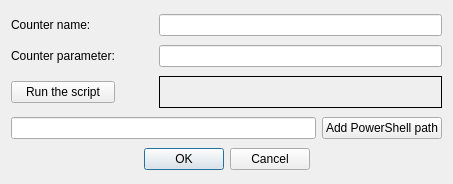
This is dialogs/hdd_settings.ui in RaphCucul/Image-registration-GUI as Qt 5 draws it before an edit. The edited form follows.
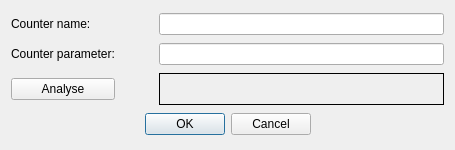
This is the edited form. Icons and pictures are not drawn.

Commit message:
New HDD parameters extraction
No more Powershell for Windows Registry processing. Plain C++.

Diff of the .ui file:
```diff
--- a/dialogs/hdd_settings.ui
+++ b/dialogs/hdd_settings.ui
@@ -6,10 +6,22 @@
    <rect>
     <x>0</x>
     <y>0</y>
-    <width>453</width>
-    <height>184</height>
+    <width>455</width>
+    <height>150</height>
    </rect>
   </property>
+  <property name="minimumSize">
+   <size>
+    <width>455</width>
+    <height>150</height>
+   </size>
+  </property>
+  <property name="maximumSize">
+   <size>
+    <width>465</width>
+    <height>160</height>
+   </size>
+  </property>
   <property name="windowTitle">
    <string>HDD counters names</string>
   </property>
@@ -18,30 +30,23 @@
     <normaloff>:/images/AppLogo2.png</normaloff>:/images/AppLogo2.png</iconset>
   </property>
   <layout class="QGridLayout" name="gridLayout">
-   <item row="0" column="0">
-    <widget class="QLabel" name="label">
-     <property name="text">
-      <string>Counter name:</string>
-     </property>
-    </widget>
-   </item>
-   <item row="0" column="2">
-    <widget class="QLineEdit" name="counterNameLE"/>
-   </item>
-   <item row="1" column="0">
-    <widget class="QLabel" name="label_2">
-     <property name="text">
-      <string>Counter parameter:</string>
-     </property>
-    </widget>
-   </item>
-   <item row="1" column="2">
-    <widget class="QLineEdit" name="counterParameterLE"/>
-   </item>
    <item row="2" column="0">
     <widget class="QPushButton" name="runScript">
      <property name="text">
-      <string>Run the script</string>
+      <string>Analyse</string>
+     </property>
+    </widget>
+   </item>
+   <item row="3" column="0" colspan="3">
+    <widget class="QDialogButtonBox" name="buttonBox">
+     <property name="orientation">
+      <enum>Qt::Horizontal</enum>
+     </property>
+     <property name="standardButtons">
+      <set>QDialogButtonBox::Cancel|QDialogButtonBox::Ok</set>
+     </property>
+     <property name="centerButtons">
+      <bool>true</bool>
      </property>
     </widget>
    </item>
@@ -80,32 +85,25 @@
      </property>
     </widget>
    </item>
-   <item row="4" column="0" colspan="3">
-    <widget class="QDialogButtonBox" name="buttonBox">
-     <property name="orientation">
-      <enum>Qt::Horizontal</enum>
+   <item row="1" column="0">
+    <widget class="QLabel" name="label_2">
+     <property name="text">
+      <string>Counter parameter:</string>
      </property>
-     <property name="standardButtons">
-      <set>QDialogButtonBox::Cancel|QDialogButtonBox::Ok</set>
-     </property>
-     <property name="centerButtons">
-      <bool>true</bool>
-     </property>
     </widget>
    </item>
-   <item row="3" column="0" colspan="3">
-    <layout class="QHBoxLayout" name="horizontalLayout" stretch="3,1">
-     <item>
-      <widget class="QLineEdit" name="powershellPath"/>
-     </item>
-     <item>
-      <widget class="QPushButton" name="findPowershell">
-       <property name="text">
-        <string>Add PowerShell path</string>
-       </property>
-      </widget>
-     </item>
-    </layout>
+   <item row="0" column="2">
+    <widget class="QLineEdit" name="counterNameLE"/>
+   </item>
+   <item row="1" column="2">
+    <widget class="QLineEdit" name="counterParameterLE"/>
+   </item>
+   <item row="0" column="0">
+    <widget class="QLabel" name="label">
+     <property name="text">
+      <string>Counter name:</string>
+     </property>
+    </widget>
    </item>
   </layout>
  </widget>
```
The commit also changes 2 other files.
